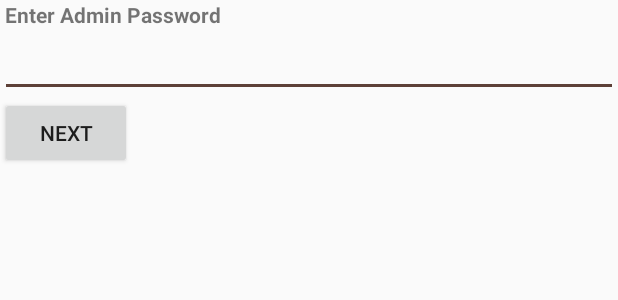
After one commit to Vatican-Cameos/KmTablaVidyalaya, an Android app: the layout dialog_pass.xml on its own in the app's theme, with its tools: preview values and no code run, on a phone screen of 412 x 824 dp. The commit adds this screen. Shown: the top 300 px of the screen. Run offline under Robolectric (Android 15) with nearby library versions, the phone set to English and light mode, and no system bars.

Commit message:
before 16.04

```diff
--- a/app/build.gradle
+++ b/app/build.gradle
@@ -20,7 +20,7 @@ android {
 }
 
 dependencies {
-    compile fileTree(dir: 'libs', include: ['*.jar'])
+    compile fileTree(include: ['*.jar'], dir: 'libs')
     testCompile 'junit:junit:4.12'
     compile 'com.android.support:appcompat-v7:23.2.0'
     compile 'com.android.support:design:23.2.0'
@@ -33,4 +33,5 @@ dependencies {
     compile 'com.google.code.gson:gson:2.4'
     compile 'com.firebase:firebase-client-android:2.5.2+'
     compile 'com.android.support:palette-v7:23.2.1'
+    compile files('src/main/libs/android-smart-image-view-1.0.0 .jar')
 }
--- /dev/null
+++ b/app/src/main/res/layout/dialog_pass.xml
@@ -0,0 +1,20 @@
+<?xml version="1.0" encoding="utf-8"?>
+<LinearLayout xmlns:android="http://schemas.android.com/apk/res/android"
+    android:orientation="vertical" android:layout_width="match_parent"
+    android:layout_height="match_parent">
+    <TextView
+        android:layout_width="wrap_content"
+        android:layout_height="wrap_content"
+        android:textStyle="bold"
+        android:text = " Enter Admin Password"/>
+<EditText
+    android:layout_width="match_parent"
+    android:layout_height="wrap_content"
+    android:inputType="textPassword"
+    android:id = "@+id/etPass"/>
+    <Button
+        android:layout_width="wrap_content"
+        android:layout_height="wrap_content"
+        android:text="Next"
+        android:id="@+id/bCheckPass"/>
+</LinearLayout>
--- a/build.gradle
+++ b/build.gradle
@@ -5,7 +5,7 @@ buildscript {
         jcenter()
     }
     dependencies {
-        classpath 'com.android.tools.build:gradle:2.1.0-beta3'
+        classpath 'com.android.tools.build:gradle:2.1.2'
 
         // NOTE: Do not place your application dependencies here; they belong
         // in the individual module build.gradle files
```
Also changed, not shown: app/src/main/AndroidManifest.xml (+8 -24 lines), app/src/main/java/com/example/pavan/kmtabalavidyalaya/Activities/NewsFeed.java (+69 -1 lines), app/src/main/res/layout/activity_news_feed.xml (+18 -4 lines), app/src/main/res/layout/dialog_post.xml (added, +29 -0 lines), app/src/main/libs/android-smart-image-view-1.0.0 .jar (added), gradle/wrapper/gradle-wrapper.properties, 11 other files.
